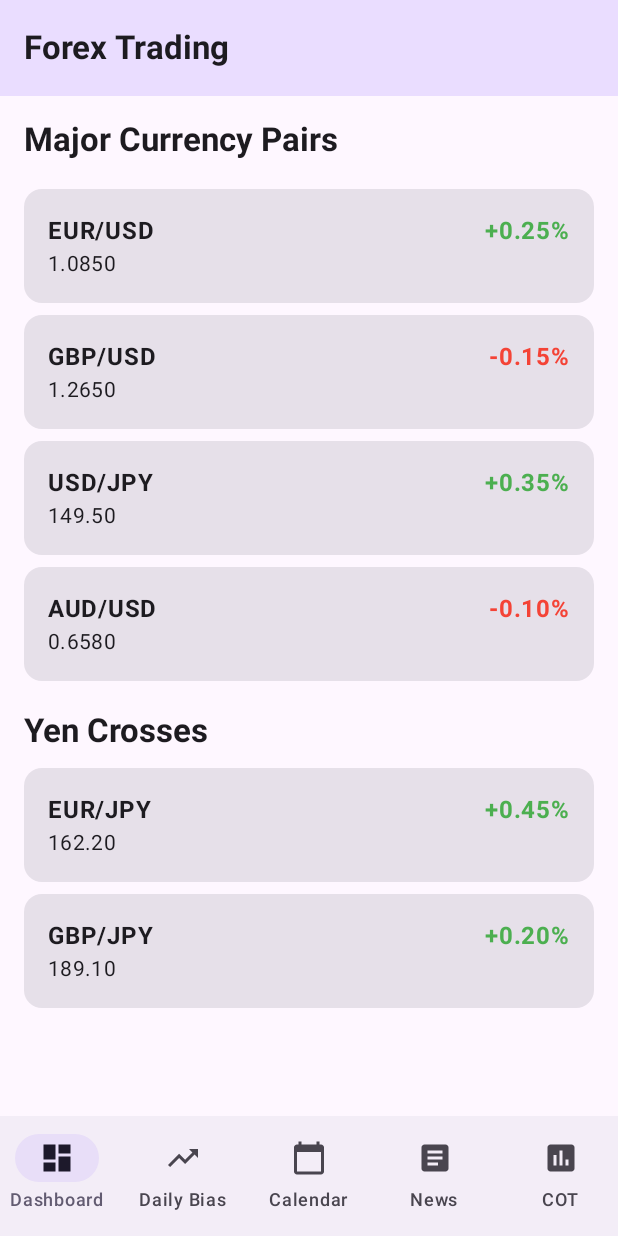
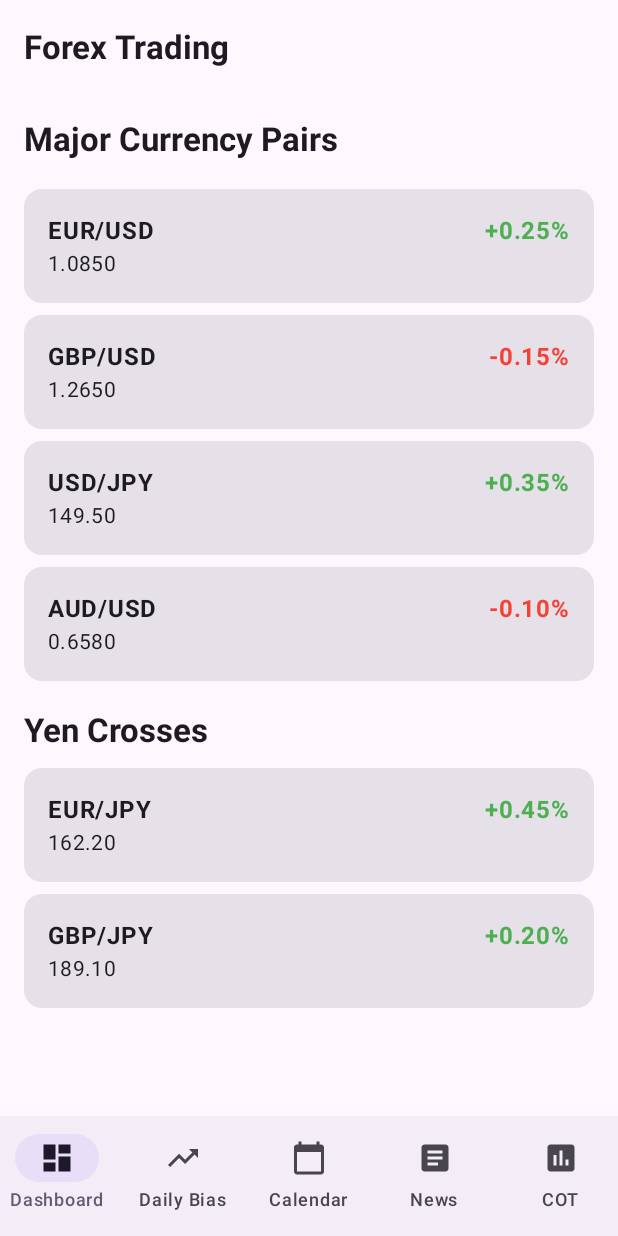
Before and after one commit to painkillar/expertadvisorbook, an Android app built with Jetpack Compose: the screen it shows after launch (MainActivity), on a phone screen of 412 x 824 dp. Run offline under Robolectric (Android 15) with nearby library versions, the phone set to English and light mode, and no system bars.

Commit message:
Remove experimental TopAppBar colors API

```diff
--- a/forex-trading-app/app/src/main/java/com/forextrading/MainActivity.kt
+++ b/forex-trading-app/app/src/main/java/com/forextrading/MainActivity.kt
@@ -46,10 +46,7 @@ fun ForexTradingApp() {
     Scaffold(
         topBar = {
             TopAppBar(
-                title = { Text("Forex Trading") },
-                colors = TopAppBarDefaults.topAppBarColors(
-                    containerColor = MaterialTheme.colorScheme.primaryContainer
-                )
+                title = { Text("Forex Trading") }
             )
         },
         bottomBar = {
```
